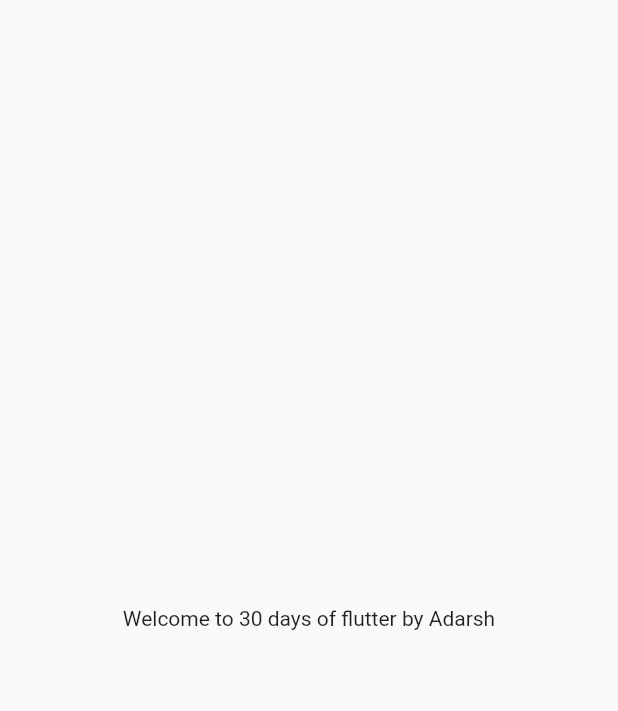
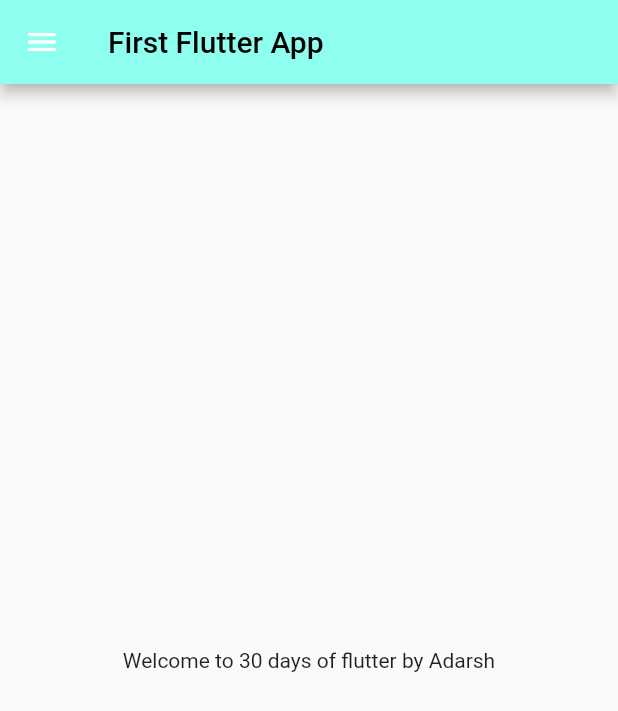
Before and after one commit to rtadarsh/30DaysOfFlutter, a Flutter app: the screen it shows after launch, on a phone screen of 412 x 824 dp. Shown: the top 711 px of the screen. Run offline on Flutter 3.47's test engine with Material 2 defaults, Android fonts, the phone set to English and light mode, and no system bars.

Commit message:
Day 2 Completed

```diff
--- a/lib/home_page.dart
+++ b/lib/home_page.dart
@@ -5,11 +5,22 @@ class HomePage extends StatelessWidget {
   int days = 30;
   String name = "Adarsh";
   Widget build(BuildContext context) {
-    return Material(
-      child: Center(
-        child: Container(
-          child: Text('Welcome to $days days of flutter by $name'),
+    return Scaffold(
+      appBar: AppBar(
+        backgroundColor: Color(0xFF8EFFEE),
+        title: Text(
+          "First Flutter App",
+          style: TextStyle(fontSize: 20, color: Color(0xFF000000)),
+        ),
+      ),
+      body: Center(
+          child: Container(
+        child: Text('Welcome to $days days of flutter by $name'),
       )),
+      drawer: Drawer(
+        backgroundColor: Color(0xFF11111),
+        child: ListView(),
+      ),
     );
   }
 }
```
